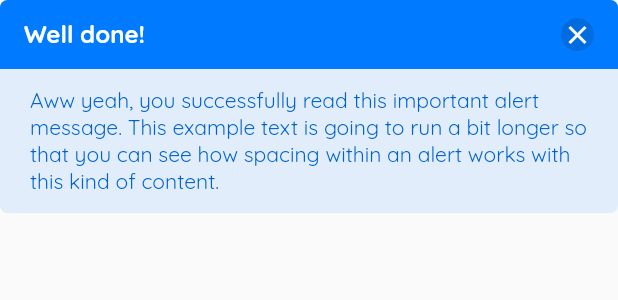
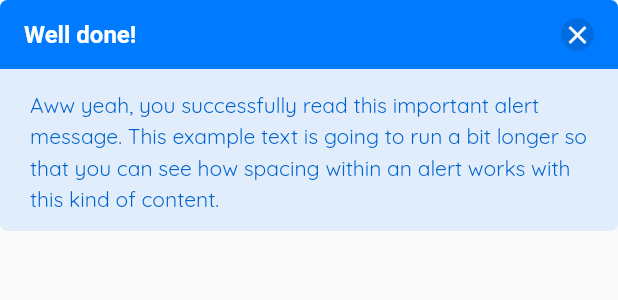
Before and after one commit to stackorient/Liquid, a Flutter app: the LAlert widget shown alone on an empty page, opened directly, on a phone screen of 412 x 824 dp. Shown: the top 300 px of the screen. Run offline on Flutter 3.47's test engine with Material 2 defaults, Android fonts, the phone set to English and light mode, and no system bars; our stand-ins replace google_fonts; network calls fail.

Commit message:
Changed Text to LText.

```diff
--- a/liquid/lib/src/components/src/alerts.dart
+++ b/liquid/lib/src/components/src/alerts.dart
@@ -29,9 +29,9 @@ class LAlertHeading extends StatelessWidget {
         .weight(FontWeight.w700)
         .withColor(Colors.white);
 
-    final _text = Text(
+    final _text = LText(
       text,
-      style: style ??
+      baseStyle: style ??
           _textStyle.copyWith(fontSize: _textStyle.fontSize * _sizeFactor),
     );
 
@@ -175,7 +175,7 @@ class LAlert extends StatelessWidget {
             _textStyle.copyWith(
               fontSize: _textStyle.fontSize * _sizeFactor,
             ),
-        child: child ?? Text(text),
+        child: child ?? LText(text),
       ),
     );
 
--- a/liquid/lib/src/components/src/badges.dart
+++ b/liquid/lib/src/components/src/badges.dart
@@ -120,7 +120,7 @@ class LBadge extends StatelessWidget {
     this.size = LElementSize.normal,
     this.radius,
   })  : assert(text != null),
-        child = Text(text),
+        child = LText(text),
         super(key: key);
 
   /// defines icon instead of widget [child] in LBadge
--- a/liquid/lib/src/components/src/breadcrumbs.dart
+++ b/liquid/lib/src/components/src/breadcrumbs.dart
@@ -59,9 +59,9 @@ class LBreadCrumbItem extends StatelessWidget {
   }
 
   Widget _buildChild(LiquidThemeData theme) {
-    final _text = Text(
+    final _text = LText(
       text,
-      style: active
+      baseStyle: active
           ? TextStyle().withColor(color ?? theme.colors.secondary)
           : TextStyle().withColor(activeColor ?? theme.colors.primary),
     );
--- a/liquid/lib/src/components/src/buttons.dart
+++ b/liquid/lib/src/components/src/buttons.dart
@@ -675,7 +675,7 @@ class LFlatButton extends LButton {
         materialTapTargetSize: materialTapTargetSize,
         animationDuration: animationDuration,
         enableFeedback: enableFeedback,
-        child: Text(text),
+        child: LText(text),
         onPressed: onPressed,
         constraints: constraints,
         size: size,
@@ -1015,7 +1015,7 @@ class LOutlineButton extends LButton {
         materialTapTargetSize: materialTapTargetSize,
         animationDuration: animationDuration,
         enableFeedback: enableFeedback,
-        child: Text(text),
+        child: LText(text),
         onPressed: onPressed,
         constraints: constraints,
         size: size,
@@ -1354,7 +1354,7 @@ class LRaisedButton extends LButton {
         materialTapTargetSize: materialTapTargetSize,
         animationDuration: animationDuration,
         enableFeedback: enableFeedback,
-        child: Text(text),
+        child: LText(text),
         onPressed: onPressed,
         constraints: constraints,
         size: size,
--- a/liquid/lib/src/components/src/dropdown.dart
+++ b/liquid/lib/src/components/src/dropdown.dart
@@ -129,7 +129,7 @@ class LDropdownItem extends _LDropdownItemRaw {
     Color background,
   }) : super(
           key: key,
-          child: Text(text),
+          child: LText(text),
           textStyle: style,
           disabledTextStyle: disabledStyle,
           onTap: onTap,
--- a/liquid/lib/src/components/src/models.dart
+++ b/liquid/lib/src/components/src/models.dart
@@ -185,7 +185,7 @@ class LModelHeader extends StatelessWidget {
         mainAxisAlignment: MainAxisAlignment.spaceBetween,
         crossAxisAlignment: CrossAxisAlignment.center,
         children: <Widget>[
-          Text(title, style: theme.h5),
+          LText(title, baseStyle: theme.h5),
           LIconButton(
             fillColor: closeButtonColor,
             icon: Icon(Icons.close),
```
Also changed, not shown: liquid/lib/src/components/src/cards.dart (+6 -6 lines).
